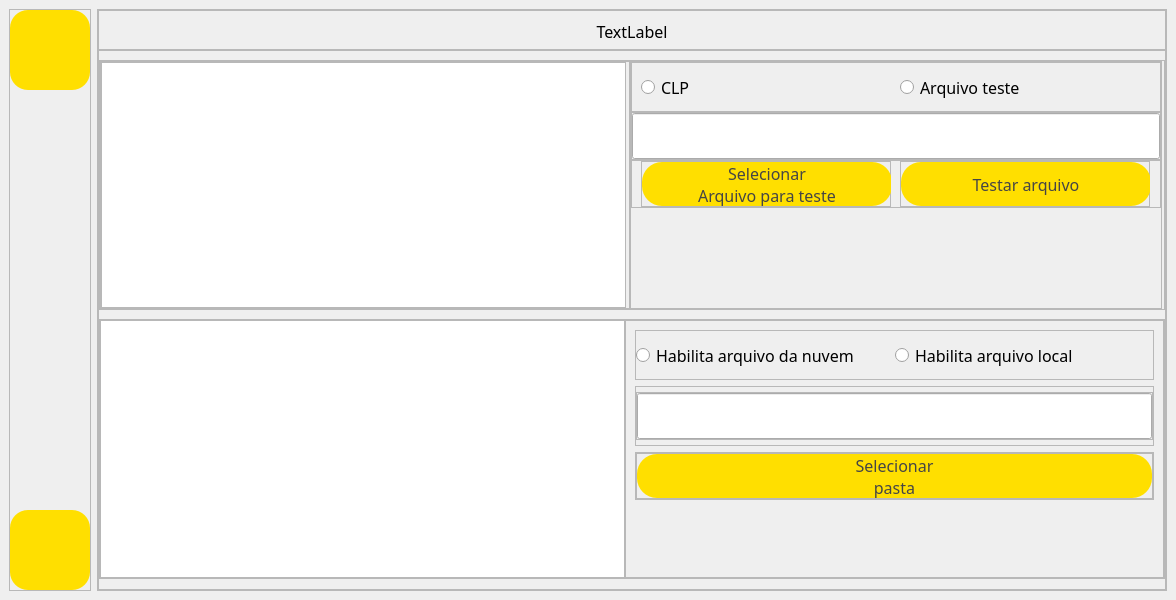
The window that coord_filter_to_plc/ui/gui.ui (MayconTechnoFlex/sousmile-coord-filter) describes before a commit, drawn with Qt 5.
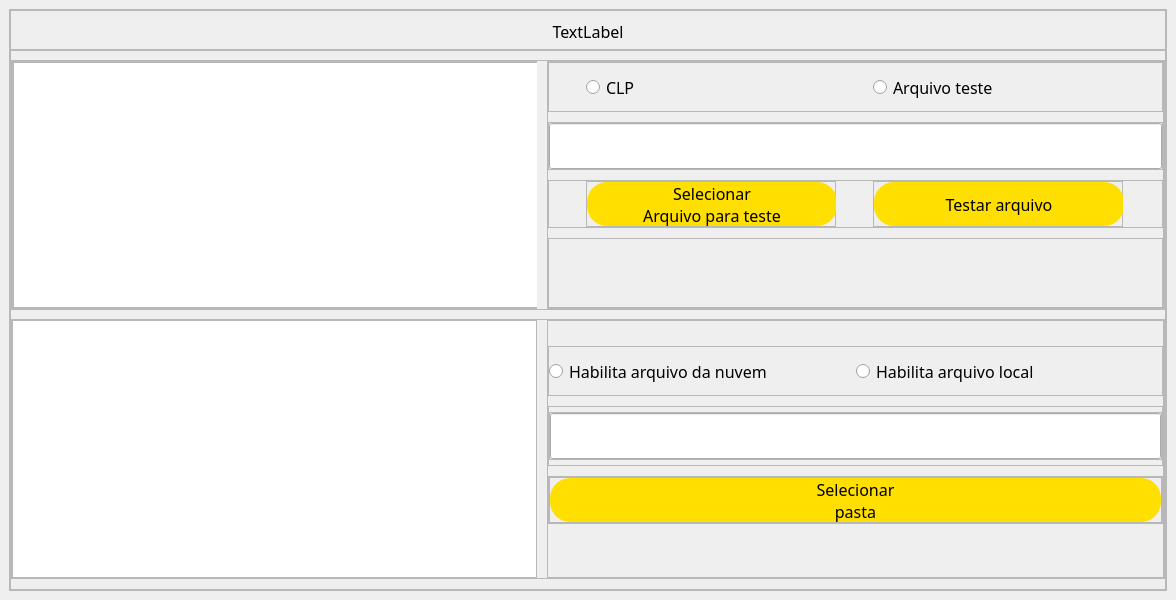
The same window after the commit. Icons and pictures are not drawn.

```diff
--- a/coord_filter_to_plc/ui/gui.ui
+++ b/coord_filter_to_plc/ui/gui.ui
@@ -27,108 +27,6 @@
   </property>
   <widget class="QWidget" name="centralwidget">
    <layout class="QHBoxLayout" name="horizontalLayout">
-    <item>
-     <widget class="QFrame" name="frame_2">
-      <property name="maximumSize">
-       <size>
-        <width>100</width>
-        <height>16777215</height>
-       </size>
-      </property>
-      <property name="styleSheet">
-       <string notr="true">QPushButton {
-background-color:#ffdf00; 
-border-radius:18px;
-}
-QPushButton:hover{background-color: #d4b617;}</string>
-      </property>
-      <property name="frameShape">
-       <enum>QFrame::StyledPanel</enum>
-      </property>
-      <property name="frameShadow">
-       <enum>QFrame::Raised</enum>
-      </property>
-      <layout class="QVBoxLayout" name="verticalLayout_2">
-       <property name="spacing">
-        <number>0</number>
-       </property>
-       <property name="leftMargin">
-        <number>0</number>
-       </property>
-       <property name="topMargin">
-        <number>0</number>
-       </property>
-       <property name="rightMargin">
-        <number>0</number>
-       </property>
-       <property name="bottomMargin">
-        <number>0</number>
-       </property>
-       <item alignment="Qt::AlignTop">
-        <widget class="QPushButton" name="btn_goto_home_sreen">
-         <property name="minimumSize">
-          <size>
-           <width>80</width>
-           <height>80</height>
-          </size>
-         </property>
-         <property name="text">
-          <string/>
-         </property>
-         <property name="icon">
-          <iconset resource="icons.qrc">
-           <normaloff>:/icons/assets/sharp_home_black_48dp.png</normaloff>:/icons/assets/sharp_home_black_48dp.png</iconset>
-         </property>
-         <property name="iconSize">
-          <size>
-           <width>48</width>
-           <height>48</height>
-          </size>
-         </property>
-        </widget>
-       </item>
-       <item>
-        <spacer name="verticalSpacer_2">
-         <property name="orientation">
-          <enum>Qt::Vertical</enum>
-         </property>
-         <property name="sizeHint" stdset="0">
-          <size>
-           <width>20</width>
-           <height>40</height>
-          </size>
-         </property>
-        </spacer>
-       </item>
-       <item alignment="Qt::AlignBottom">
-        <widget class="QPushButton" name="btn_goto_config_screen">
-         <property name="minimumSize">
-          <size>
-           <width>80</width>
-           <height>80</height>
-          </size>
-         </property>
-         <property name="text">
-          <string/>
-         </property>
-         <property name="icon">
-          <iconset resource="icons.qrc">
-           <normaloff>:/icons/assets/baseline_settings_suggest_black_48dp.png</normaloff>:/icons/assets/baseline_settings_suggest_black_48dp.png</iconset>
-         </property>
-         <property name="iconSize">
-          <size>
-           <width>48</width>
-           <height>48</height>
-          </size>
-         </property>
-         <property name="checkable">
-          <bool>false</bool>
-         </property>
-        </widget>
-       </item>
-      </layout>
-     </widget>
-    </item>
     <item>
      <widget class="QFrame" name="frame">
       <property name="sizePolicy">
@@ -294,7 +192,7 @@
                 </property>
                 <layout class="QHBoxLayout" name="horizontalLayout_7">
                  <property name="spacing">
-                  <number>0</number>
+                  <number>10</number>
                  </property>
                  <property name="leftMargin">
                   <number>0</number>
@@ -312,13 +210,13 @@
                   <widget class="QFrame" name="frame_17">
                    <property name="minimumSize">
                     <size>
-                     <width>530</width>
+                     <width>525</width>
                      <height>0</height>
                     </size>
                    </property>
                    <property name="maximumSize">
                     <size>
-                     <width>530</width>
+                     <width>525</width>
                      <height>16777215</height>
                     </size>
                    </property>
@@ -365,18 +263,6 @@
                  </item>
                  <item>
                   <widget class="QFrame" name="frame_18">
-                   <property name="minimumSize">
-                    <size>
-                     <width>532</width>
-                     <height>0</height>
-                    </size>
-                   </property>
-                   <property name="maximumSize">
-                    <size>
-                     <width>532</width>
-                     <height>16777215</height>
-                    </size>
-                   </property>
                    <property name="frameShape">
                     <enum>QFrame::StyledPanel</enum>
                    </property>
@@ -385,7 +271,7 @@
                    </property>
                    <layout class="QVBoxLayout" name="verticalLayout_17">
                     <property name="spacing">
-                     <number>0</number>
+                     <number>10</number>
                     </property>
                     <property name="leftMargin">
                      <number>0</number>
@@ -449,12 +335,6 @@
                            <height>0</height>
                           </size>
                          </property>
-                         <property name="maximumSize">
-                          <size>
-                           <width>250</width>
-                           <height>16777215</height>
-                          </size>
-                         </property>
                          <property name="font">
                           <font>
                            <family>Equinox Bold</family>
@@ -480,12 +360,6 @@
                            <height>0</height>
                           </size>
                          </property>
-                         <property name="maximumSize">
-                          <size>
-                           <width>250</width>
-                           <height>16777215</height>
-                          </size>
-                         </property>
                          <property name="font">
                           <font>
                            <family>Equinox Bold</family>
@@ -544,12 +418,6 @@
                            <verstretch>0</verstretch>
                           </sizepolicy>
                          </property>
-                         <property name="maximumSize">
-                          <size>
-                           <width>528</width>
-                           <height>16777215</height>
-                          </size>
-                         </property>
                          <property name="font">
                           <font>
                            <family>Equinox Bold</family>
@@ -665,6 +533,9 @@
                               <pointsize>12</pointsize>
                              </font>
                             </property>
+                            <property name="styleSheet">
+                             <string notr="true">color: black</string>
+                            </property>
                             <property name="text">
                              <string>Selecionar
 Arquivo para teste</string>
@@ -742,6 +613,9 @@
                               <pointsize>12</pointsize>
                              </font>
                             </property>
+                            <property name="styleSheet">
+                             <string notr="true">color: black</string>
+                            </property>
                             <property name="text">
                              <string>Testar arquivo</string>
                             </property>
@@ -754,17 +628,14 @@
                      </widget>
                     </item>
                     <item>
-                     <spacer name="verticalSpacer_3">
-                      <property name="orientation">
-                       <enum>Qt::Vertical</enum>
+                     <widget class="QFrame" name="frame_2">
+                      <property name="frameShape">
+                       <enum>QFrame::StyledPanel</enum>
                       </property>
-                      <property name="sizeHint" stdset="0">
-                       <size>
-                        <width>20</width>
-                        <height>40</height>
-                       </size>
+                      <property name="frameShadow">
+                       <enum>QFrame::Raised</enum>
                       </property>
-                     </spacer>
+                     </widget>
                     </item>
                    </layout>
                   </widget>
@@ -788,7 +659,7 @@
                 </property>
                 <layout class="QHBoxLayout" name="horizontalLayout_5">
                  <property name="spacing">
-                  <number>0</number>
+                  <number>10</number>
                  </property>
                  <property name="leftMargin">
                   <number>0</number>
@@ -827,6 +698,21 @@
                     <enum>QFrame::Raised</enum>
                    </property>
                    <layout class="QVBoxLayout" name="verticalLayout_5">
+                    <property name="spacing">
+                     <number>10</number>
+                    </property>
+                    <property name="leftMargin">
+                     <number>0</number>
+                    </property>
+                    <property name="topMargin">
+                     <number>25</number>
+                    </property>
+                    <property name="rightMargin">
+                     <number>0</number>
+                    </property>
+                    <property name="bottomMargin">
+                     <number>50</number>
+                    </property>
                     <item>
                      <widget class="QFrame" name="frame_15">
                       <property name="minimumSize">
@@ -1133,6 +1019,9 @@
                               <pointsize>12</pointsize>
                              </font>
                             </property>
+                            <property name="styleSheet">
+                             <string notr="true">color: black</string>
+                            </property>
                             <property name="text">
                              <string>Selecionar
 pasta</string>
@@ -1145,19 +1034,6 @@
                       </layout>
                      </widget>
                     </item>
-                    <item>
-                     <spacer name="verticalSpacer_4">
-                      <property name="orientation">
-                       <enum>Qt::Vertical</enum>
-                      </property>
-                      <property name="sizeHint" stdset="0">
-                       <size>
-                        <width>30</width>
-                        <height>59</height>
-                       </size>
-                      </property>
-                     </spacer>
-                    </item>
                    </layout>
                   </widget>
                  </item>
```
